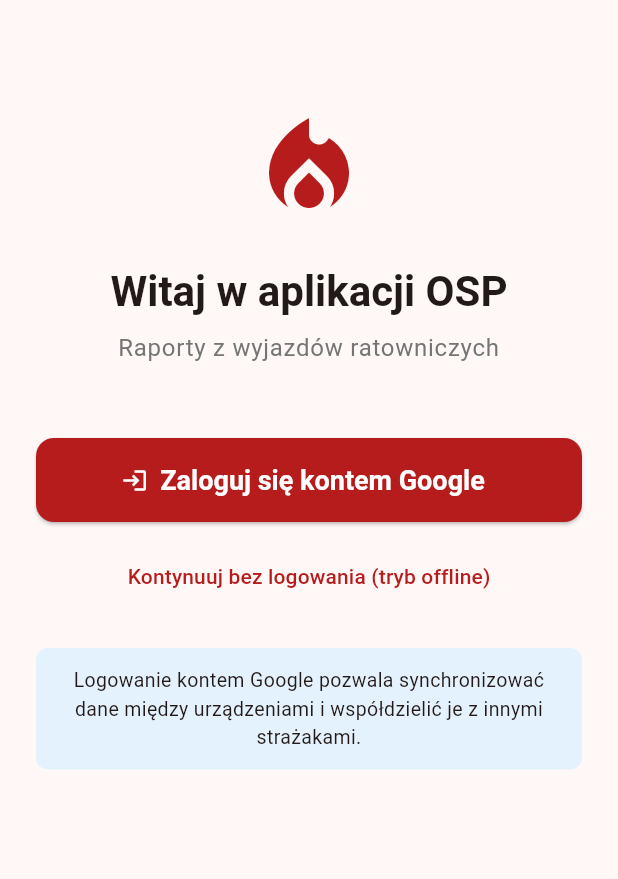
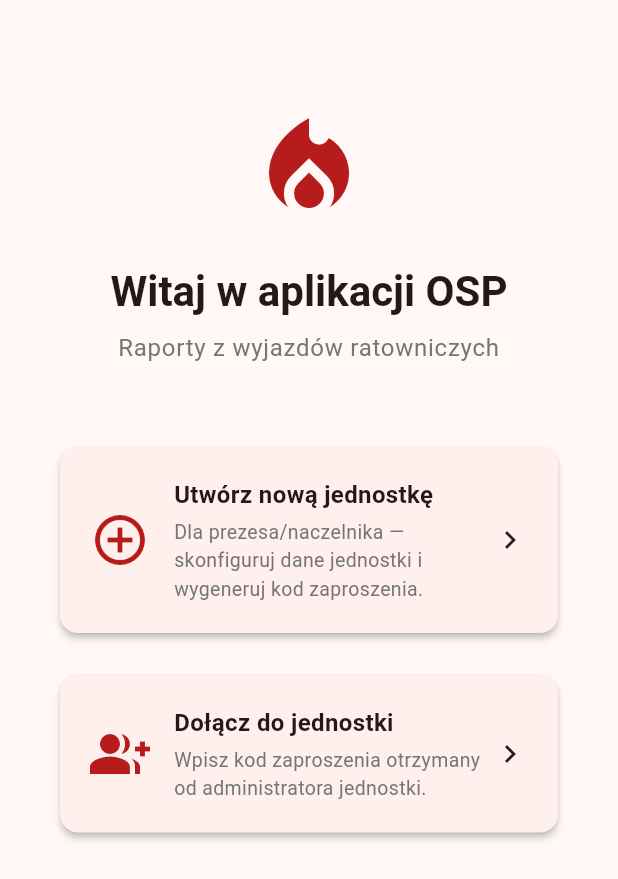
Before and after one commit to mionsek/osp-app, a Flutter app: the screen it shows after launch, on a phone screen of 412 x 824 dp. Shown: the top 879 px of the screen. Run offline on Flutter 3.47's test engine with Material 3 defaults, Android fonts, the phone set to English and light mode, and no system bars; our stand-ins replace connectivity_plus, flutter_riverpod, go_router, google_sign_in, hive, hive_flutter and 2 more; missing offline and left inert: googleapis; accounts and stored records are empty.

Commit message:
feat(004): nowy onboarding — wybór konta przed logowaniem
- Przeniesiono logowanie Google z ekranu powitalnego na stronę 2
- Strona 0: Wybór ścieżki (Utwórz / Dołącz) bez logowania
- Strona 1 (tworzenie): Wybór typu konta (jednostki [zalecane] / prywatne / offline)
- Strona 1 (dołączanie): Logowanie Google przed kodem zaproszenia
- Dodano badge 'zalecane' do _ChoiceCard
- Zaktualizowano BACKLOG: printing→005, deduplikacja→007, info→008, e-Remiza→pomysły

```diff
--- a/lib/screens/onboarding/onboarding_screen.dart
+++ b/lib/screens/onboarding/onboarding_screen.dart
@@ -48,7 +48,7 @@ class _OnboardingScreenState extends ConsumerState<OnboardingScreen> {
     try {
       final success = await ref.read(syncStateProvider.notifier).signIn();
       if (success && mounted) {
-        _goToPage(1);
+        _goToPage(2);
       } else if (mounted) {
         ScaffoldMessenger.of(context).showSnackBar(
           const SnackBar(content: Text('Logowanie nie powiodło się')),
@@ -57,11 +57,6 @@ class _OnboardingScreenState extends ConsumerState<OnboardingScreen> {
     } finally {
       if (mounted) setState(() => _isSigningIn = false);
     }
-  }
-
-  Future<void> _handleSkipSignIn() async {
-    setState(() => _isCreateMode = true);
-    _goToPage(2);
   }
 
   Future<void> _handleCreateUnit() async {
@@ -221,7 +216,9 @@ class _OnboardingScreenState extends ConsumerState<OnboardingScreen> {
           physics: const NeverScrollableScrollPhysics(),
           children: [
             _buildWelcomePage(),
-            _buildChoicePage(),
+            _isCreateMode
+                ? _buildAccountChoicePage()
+                : _buildJoinSignInPage(),
             _isCreateMode
                 ? _buildCreatePage(isSignedIn)
                 : _buildJoinPage(),
@@ -260,6 +257,134 @@ class _OnboardingScreenState extends ConsumerState<OnboardingScreen> {
             textAlign: TextAlign.center,
           ),
           const SizedBox(height: 48),
+          _ChoiceCard(
+            icon: Icons.add_circle_outline,
+            title: 'Utwórz nową jednostkę',
+            subtitle: 'Dla prezesa/naczelnika — skonfiguruj dane jednostki '
+                'i wygeneruj kod zaproszenia.',
+            onTap: () {
+              setState(() => _isCreateMode = true);
+              _goToPage(1);
+            },
+          ),
+          const SizedBox(height: 16),
+          _ChoiceCard(
+            icon: Icons.group_add,
+            title: 'Dołącz do jednostki',
+            subtitle: 'Wpisz kod zaproszenia otrzymany od '
+                'administratora jednostki.',
+            onTap: () {
+              setState(() => _isCreateMode = false);
+              _goToPage(1);
+            },
+          ),
+        ],
+      ),
+    );
+  }
+
+  Widget _buildAccountChoicePage() {
+    return SingleChildScrollView(
+      padding: const EdgeInsets.all(24),
+      child: Column(
+        crossAxisAlignment: CrossAxisAlignment.stretch,
+        children: [
+          const SizedBox(height: 24),
+          Text(
+            'Wybierz konto Google',
+            style: Theme.of(context).textTheme.headlineSmall?.copyWith(
+                  fontWeight: FontWeight.bold,
+                ),
+            textAlign: TextAlign.center,
+          ),
+          const SizedBox(height: 16),
+          Container(
+            padding: const EdgeInsets.all(12),
+            decoration: BoxDecoration(
+              color: Colors.blue[50],
+              borderRadius: BorderRadius.circular(8),
+            ),
+            child: const Text(
+              'Dane jednostki będą przechowywane na Dysku Google '
+              'wybranego konta. Wszyscy strażacy z jednostki będą '
+              'korzystać z tego samego folderu.',
+              style: TextStyle(fontSize: 13),
+              textAlign: TextAlign.center,
+            ),
+          ),
+          const SizedBox(height: 24),
+          _ChoiceCard(
+            icon: Icons.apartment,
+            title: 'Użyj konta jednostki',
+            subtitle: 'Zalecane — np. ospkielno@gmail.com\n'
+                'Dane będą na wspólnym koncie jednostki.',
+            onTap: _isSigningIn ? () {} : _handleGoogleSignIn,
+            badge: 'zalecane',
+          ),
+          const SizedBox(height: 16),
+          _ChoiceCard(
+            icon: Icons.person,
+            title: 'Użyj prywatnego konta',
+            subtitle: 'np. jan.kowalski@gmail.com\n'
+                'Dane będą na Twoim prywatnym koncie.',
+            onTap: _isSigningIn ? () {} : _handleGoogleSignIn,
+          ),
+          if (_isSigningIn) ...[
+            const SizedBox(height: 24),
+            const Center(child: CircularProgressIndicator()),
+            const SizedBox(height: 8),
+            Text(
+              'Logowanie...',
+              style: TextStyle(color: Colors.grey[600]),
+              textAlign: TextAlign.center,
+            ),
+          ],
+          const SizedBox(height: 24),
+          TextButton(
+            onPressed: () => _goToPage(2),
+            child: const Text('Kontynuuj bez logowania (tryb offline)'),
+          ),
+          const SizedBox(height: 8),
+          TextButton.icon(
+            onPressed: () => _goToPage(0),
+            icon: const Icon(Icons.arrow_back),
+            label: const Text('Wróć'),
+          ),
+        ],
+      ),
+    );
+  }
+
+  Widget _buildJoinSignInPage() {
+    return SingleChildScrollView(
+      padding: const EdgeInsets.all(24),
+      child: Column(
+        crossAxisAlignment: CrossAxisAlignment.stretch,
+        children: [
+          const SizedBox(height: 48),
+          const Icon(
+            Icons.login,
+            size: 64,
+            color: Color(0xFFB71C1C),
+          ),
+          const SizedBox(height: 24),
+          Text(
+            'Zaloguj się',
+            style: Theme.of(context).textTheme.headlineSmall?.copyWith(
+                  fontWeight: FontWeight.bold,
+                ),
+            textAlign: TextAlign.center,
+          ),
+          const SizedBox(height: 16),
+          Text(
+            'Zaloguj się kontem Google, aby dołączyć '
+            'do istniejącej jednostki.',
+            style: Theme.of(context).textTheme.bodyMedium?.copyWith(
+                  color: Colors.grey[600],
+                ),
+            textAlign: TextAlign.center,
+          ),
+          const SizedBox(height: 32),
           ElevatedButton.icon(
             onPressed: _isSigningIn ? null : _handleGoogleSignIn,
             icon: _isSigningIn
@@ -274,66 +399,6 @@ class _OnboardingScreenState extends ConsumerState<OnboardingScreen> {
             style: ElevatedButton.styleFrom(
               minimumSize: const Size(double.infinity, 56),
             ),
-          ),
-          const SizedBox(height: 12),
-          TextButton(
-            onPressed: _handleSkipSignIn,
-            child: const Text('Kontynuuj bez logowania (tryb offline)'),
-          ),
-          const SizedBox(height: 24),
-          Container(
-            padding: const EdgeInsets.all(12),
-            decoration: BoxDecoration(
-              color: Colors.blue[50],
-              borderRadius: BorderRadius.circular(8),
-            ),
-            child: const Text(
-              'Logowanie kontem Google pozwala synchronizować dane '
-              'między urządzeniami i współdzielić je z innymi strażakami.',
-              style: TextStyle(fontSize: 13),
-              textAlign: TextAlign.center,
-            ),
-          ),
-        ],
-      ),
-    );
-  }
-
-  Widget _buildChoicePage() {
-    return SingleChildScrollView(
-      padding: const EdgeInsets.all(24),
-      child: Column(
-        crossAxisAlignment: CrossAxisAlignment.stretch,
-        children: [
-          const SizedBox(height: 48),
-          Text(
-            'Konfiguracja jednostki',
-            style: Theme.of(context).textTheme.headlineSmall?.copyWith(
-                  fontWeight: FontWeight.bold,
-                ),
-            textAlign: TextAlign.center,
-          ),
-          const SizedBox(height: 32),
-          _ChoiceCard(
-            icon: Icons.add_circle_outline,
-            title: 'Utwórz nową jednostkę',
-            subtitle: 'Dla prezesa/naczelnika — skonfiguruj dane jednostki '
-                'i wygeneruj kod zaproszenia.',
-            onTap: () {
-              setState(() => _isCreateMode = true);
-              _goToPage(2);
-            },
-          ),
-          const SizedBox(height: 16),
-          _ChoiceCard(
-            icon: Icons.group_add,
-            title: 'Dołącz do jednostki',
-            subtitle: 'Wpisz kod zaproszenia otrzymany od '
-                'administratora jednostki.',
-            onTap: () {
-              setState(() => _isCreateMode = false);
-              _goToPage(2);
-            },
           ),
           const SizedBox(height: 24),
           TextButton.icon(
@@ -532,12 +597,14 @@ class _ChoiceCard extends StatelessWidget {
   final String title;
   final String subtitle;
   final VoidCallback onTap;
+  final String? badge;
 
   const _ChoiceCard({
     required this.icon,
     required this.title,
     required this.subtitle,
     required this.onTap,
+    this.badge,
   });
 
   @override
@@ -557,12 +624,32 @@ class _ChoiceCard extends StatelessWidget {
                 child: Column(
                   crossAxisAlignment: CrossAxisAlignment.start,
                   children: [
-                    Text(
-                      title,
-                      style: const TextStyle(
-                        fontWeight: FontWeight.bold,
-                        fontSize: 16,
-                      ),
+                    Row(
+                      children: [
+                        Expanded(
+                          child: Text(
+                            title,
+                            style: const TextStyle(
+                              fontWeight: FontWeight.bold,
+                              fontSize: 16,
+                            ),
+                          ),
+                        ),
+                        if (badge != null)
+                          Container(
+                            padding: const EdgeInsets.symmetric(
+                                horizontal: 8, vertical: 2),
+                            decoration: BoxDecoration(
+                              color: const Color(0xFF2E7D32),
+                              borderRadius: BorderRadius.circular(4),
+                            ),
+                            child: Text(
+                              badge!,
+                              style: const TextStyle(
+                                  color: Colors.white, fontSize: 11),
+                            ),
+                          ),
+                      ],
                     ),
                     const SizedBox(height: 4),
                     Text(
```
Also changed, not shown: 1 other file.
